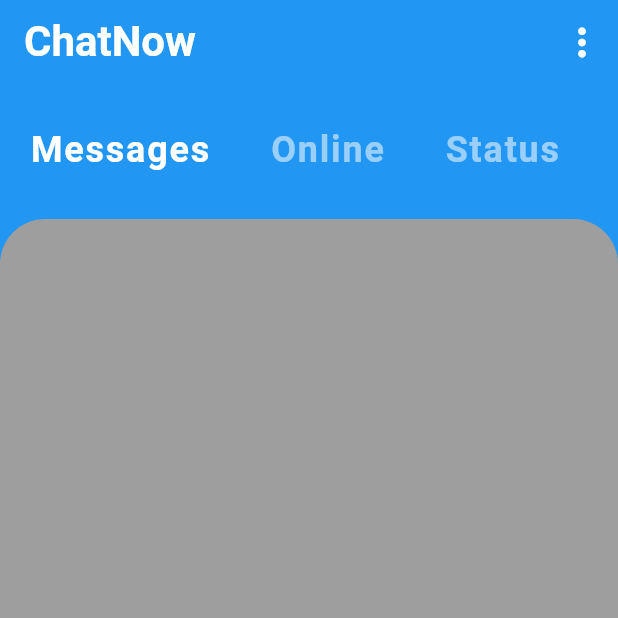
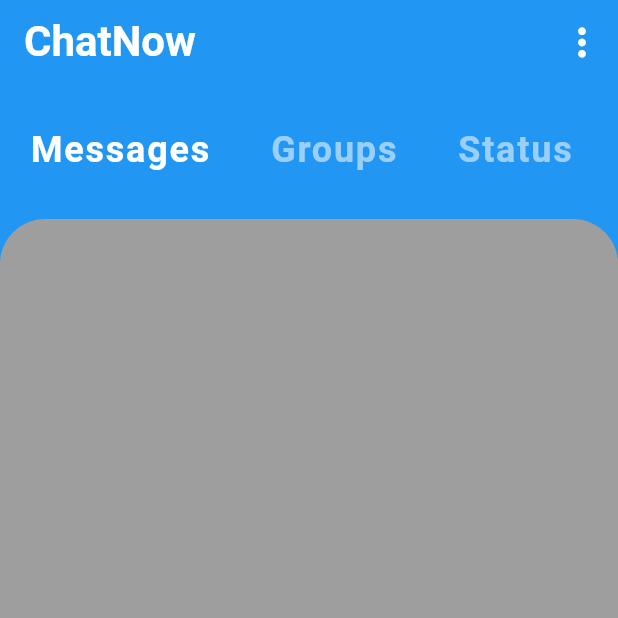
Before and after one commit to iamnwaka/ChatNow, a Flutter app: the screen it shows after launch, on a phone screen of 412 x 824 dp, the top half of it. Run offline on Flutter 3.47's test engine with Material 2 defaults, Android fonts, the phone set to English and light mode, and no system bars.

Commit message:
Category

```diff
--- a/lib/widgets/Category_Selector.dart
+++ b/lib/widgets/Category_Selector.dart
@@ -8,7 +8,7 @@ class CategorySelector extends StatefulWidget {
 
 class _CategorySelectorState extends State<CategorySelector> {
   int selectedIndex = 0;
-  final List<String> categories = ['Messages', 'Online', 'Status', 'Groups','Contacts'];
+  final List<String> categories = ['Messages', 'Groups', 'Status','Contacts'];
   @override
   Widget build(BuildContext context) {
     return Container(
```
